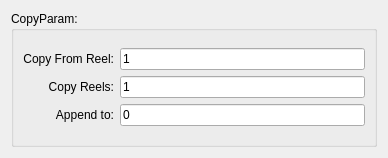
The window that datatool/copyParam.ui (chenjh1234/datatool) describes before a commit, drawn with Qt 5.
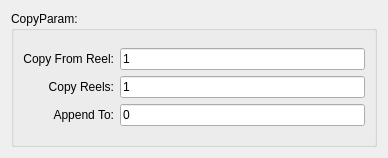
The same window after the commit.

```diff
--- a/datatool/copyParam.ui
+++ b/datatool/copyParam.ui
@@ -77,7 +77,7 @@
            <enum>QFrame::Raised</enum>
           </property>
           <property name="text">
-           <string>Append to:</string>
+           <string>Append To:</string>
           </property>
           <property name="alignment">
            <set>Qt::AlignRight|Qt::AlignTrailing|Qt::AlignVCenter</set>
```
